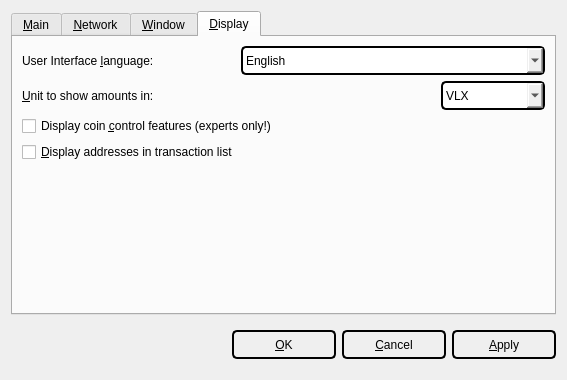
The window that src/qt/forms/optionsdialog.ui (nazarpechka/volvox-old) describes before a commit, drawn with Qt 5.
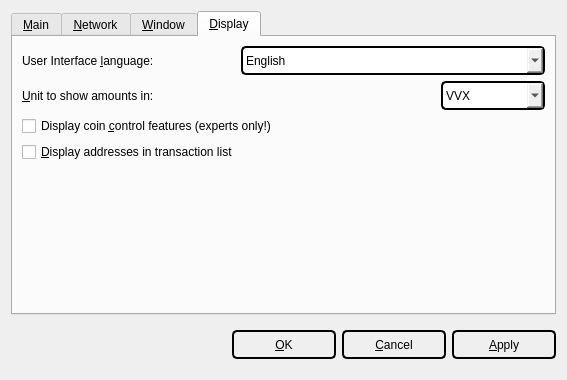
The same window after the commit. Icons and pictures are not drawn. Custom widgets are drawn as their Qt base class.

Diff of the .ui file:
```diff
--- a/src/qt/forms/optionsdialog.ui
+++ b/src/qt/forms/optionsdialog.ui
@@ -1658,7 +1658,7 @@
            </property>
            <item>
             <property name="text">
-             <string>VLX</string>
+             <string>VVX</string>
             </property>
            </item>
            <item>
```
Left out of the diff: 4 changed lines with no effect on the pictures.
